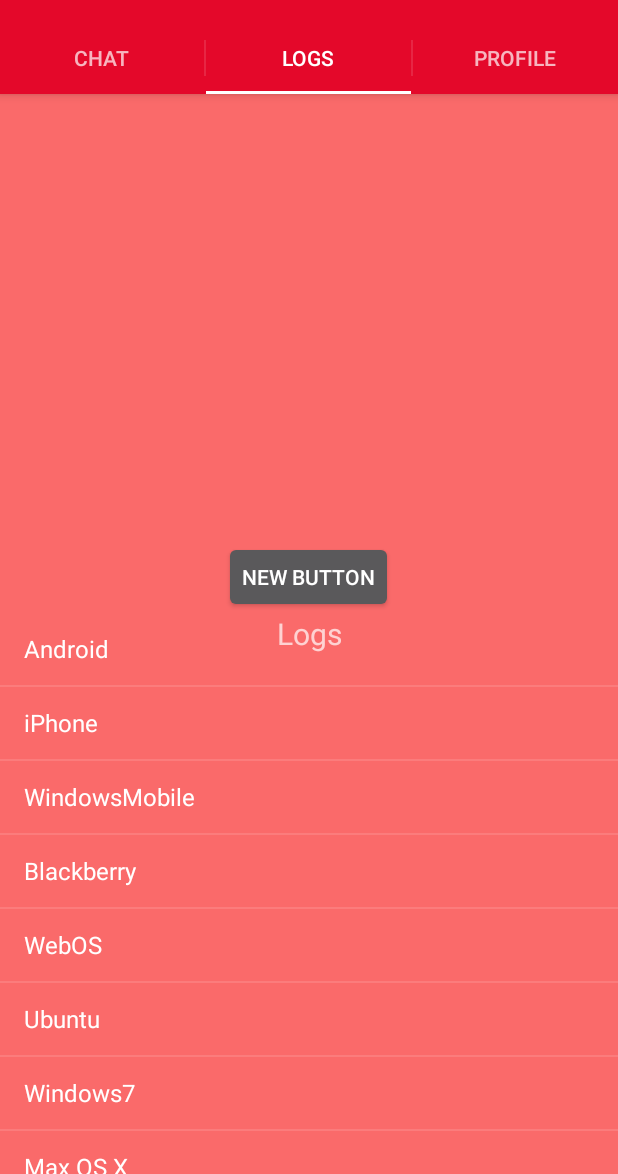
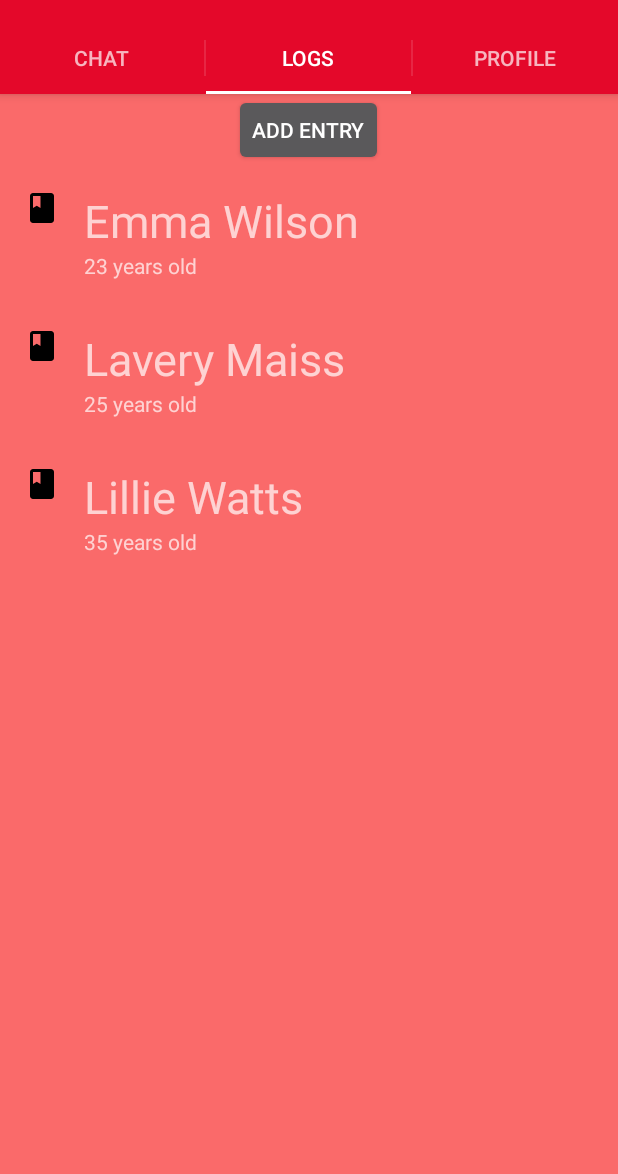
Before and after one commit to sohailykhan94/ElderCare, an Android app: the screen it shows after launch (HomeActivity2), tab 2 chosen, on a phone screen of 412 x 824 dp, the part 62-1236 px from its top. Run offline under Robolectric (Android 15) with nearby library versions, the phone set to English and light mode, and no system bars.

Commit message:
RecycleView Created

```diff
--- /dev/null
+++ b/app/src/main/java/ge/eldercare/LogEntry.java
@@ -0,0 +1,31 @@
+package ge.eldercare;
+
+/**
+ * Created by Tejas on 19-Apr-16.
+ */
+public class LogEntry {
+    String title;
+
+    public String getContent() {
+        return content;
+    }
+
+    public void setContent(String content) {
+        this.content = content;
+    }
+
+    public String getTitle() {
+        return title;
+    }
+
+    public void setTitle(String title) {
+        this.title = title;
+    }
+
+    String content;
+
+    LogEntry(String title, String content) {
+        this.title = title;
+        this.content = content;
+    }
+}
--- a/app/src/main/java/ge/eldercare/LogsFragment.java
+++ b/app/src/main/java/ge/eldercare/LogsFragment.java
@@ -3,6 +3,8 @@ package ge.eldercare;
 
 import android.os.Bundle;
 import android.support.v4.app.Fragment;
+import android.support.v7.widget.LinearLayoutManager;
+import android.support.v7.widget.RecyclerView;
 import android.view.LayoutInflater;
 import android.view.View;
 import android.view.ViewGroup;
@@ -11,14 +13,18 @@ import android.widget.ArrayAdapter;
 import android.widget.ListView;
 import android.widget.Toast;
 
+import java.util.ArrayList;
+import java.util.List;
+
 import ge.eldercare.R;
+import ge.eldercare.adapters.LogAdapter;
 
 /**
  * Created by sohailyarkhan on 18/04/16.
  */
 public class LogsFragment extends Fragment {
 
-    private ListView chatList;
+    private List<LogEntry> entries;
 
     @Override
     public View onCreateView(LayoutInflater inflater, ViewGroup container,
@@ -31,41 +37,20 @@ public class LogsFragment extends Fragment {
     @Override
     public void onViewCreated(View view, Bundle savedInstanceState){
         super.onViewCreated(view,savedInstanceState);
-        String[] values = new String[] { "Android", "iPhone", "WindowsMobile",
-                "Blackberry", "WebOS", "Ubuntu", "Windows7", "Max OS X",
-                "Linux", "OS/2", "Ubuntu", "Windows7", "Max OS X", "Linux",
-                "OS/2", "Ubuntu", "Windows7", "Max OS X", "Linux", "OS/2",
-                "Android", "iPhone", "WindowsMobile" };
+        RecyclerView rv = (RecyclerView)getView().findViewById(R.id.rv);
+        LinearLayoutManager llm = new LinearLayoutManager(getContext());
+        rv.setLayoutManager(llm);
+        initializeData();
+        LogAdapter adapter = new LogAdapter(entries);
+        rv.setAdapter(adapter);
+    }
 
-        chatList = (ListView)getView().findViewById(R.id.chatList);
-
-        ArrayAdapter<String> adapter = new ArrayAdapter<String>(getActivity(),
-                android.R.layout.simple_list_item_1, android.R.id.text1, values);
-        chatList.setAdapter(adapter);
-        chatList.setOnItemClickListener(new AdapterView.OnItemClickListener() {
-
-            @Override
-            public void onItemClick(AdapterView<?> parent, View view,
-                                    int position, long id) {
-
-                // ListView Clicked item index
-                int itemPosition = position;
-
-                // ListView Clicked item value
-                String itemValue = (String) chatList.getItemAtPosition(position);
-
-                // Show Alert
-                Toast.makeText(getActivity().getApplicationContext(),
-                        "Position :" + itemPosition + "  ListItem : " + itemValue, Toast.LENGTH_LONG)
-                        .show();
-
-            }
-
-        });
-
+    private void initializeData(){
+        entries = new ArrayList<>();
+        entries.add(new LogEntry("Emma Wilson", "23 years old"));
+        entries.add(new LogEntry("Lavery Maiss", "25 years old"));
+        entries.add(new LogEntry("Lillie Watts", "35 years old"));
     }
 
 
-
-
 }
--- /dev/null
+++ b/app/src/main/java/ge/eldercare/adapters/LogAdapter.java
@@ -0,0 +1,57 @@
+package ge.eldercare.adapters;
+
+import android.support.v7.widget.RecyclerView;
+import android.view.LayoutInflater;
+import android.view.View;
+import android.view.ViewGroup;
+import android.widget.ImageView;
+import android.widget.TextView;
+
+import java.util.List;
+
+import ge.eldercare.LogEntry;
+import ge.eldercare.R;
+
+/**
+ * Created by Tejas on 19-Apr-16.
+ */
+public class LogAdapter extends RecyclerView.Adapter<LogAdapter.LogViewHolder>{
+
+    List<LogEntry> logs;
+
+    public LogAdapter(List<LogEntry> logs){
+        this.logs = logs;
+    }
+
+    @Override
+    public LogViewHolder onCreateViewHolder(ViewGroup parent, int viewType) {
+        View v = LayoutInflater.from(parent.getContext()).inflate(R.layout.log_template, parent, false);
+        LogViewHolder lvh = new LogViewHolder(v);
+        return lvh;
+    }
+
+    @Override
+    public void onBindViewHolder(LogViewHolder holder, int i) {
+        holder.logTitle.setText(logs.get(i).getTitle());
+        holder.logContent.setText(logs.get(i).getContent());
+        holder.logIcon.setImageResource(R.drawable.ic_class_24dp);
+    }
+
+    @Override
+    public int getItemCount() {
+        return logs.size();
+    }
+
+    public static class LogViewHolder extends RecyclerView.ViewHolder {
+        TextView logTitle;
+        TextView logContent;
+        ImageView logIcon;
+
+        LogViewHolder(View itemView) {
+            super(itemView);
+            logTitle = (TextView)itemView.findViewById(R.id.card_title);
+            logContent = (TextView)itemView.findViewById(R.id.card_text);
+            logIcon = (ImageView)itemView.findViewById(R.id.card_photo);
+        }
+    }
+}
--- /dev/null
+++ b/app/src/main/res/drawable/ic_class_24dp.xml
@@ -0,0 +1,9 @@
+<vector xmlns:android="http://schemas.android.com/apk/res/android"
+        android:width="24dp"
+        android:height="24dp"
+        android:viewportWidth="24.0"
+        android:viewportHeight="24.0">
+    <path
+        android:fillColor="#FF000000"
+        android:pathData="M18,2H6c-1.1,0 -2,0.9 -2,2v16c0,1.1 0.9,2 2,2h12c1.1,0 2,-0.9 2,-2V4c0,-1.1 -0.9,-2 -2,-2zM6,4h5v8l-2.5,-1.5L6,12V4z"/>
+</vector>
--- /dev/null
+++ b/app/src/main/res/layout/log_template.xml
@@ -0,0 +1,43 @@
+<?xml version="1.0" encoding="utf-8"?>
+<RelativeLayout xmlns:android="http://schemas.android.com/apk/res/android"
+    android:layout_width="match_parent"
+    android:layout_height="wrap_content">
+
+    <RelativeLayout
+        android:layout_width="match_parent"
+        android:layout_height="wrap_content">
+        <RelativeLayout
+            android:layout_width="match_parent"
+            android:layout_height="wrap_content"
+            android:padding="16dp">
+
+            <ImageView
+                android:layout_width="wrap_content"
+                android:layout_height="wrap_content"
+                android:id="@+id/card_photo"
+                android:layout_alignParentLeft="true"
+                android:layout_alignParentTop="true"
+                android:layout_marginRight="16dp"
+                android:src="@drawable/ic_class_24dp" />
+
+            <TextView
+                android:layout_width="wrap_content"
+                android:layout_height="wrap_content"
+                android:id="@+id/card_title"
+                android:layout_toRightOf="@+id/card_photo"
+                android:layout_alignParentTop="true"
+                android:textSize="30sp"
+                android:autoText="false"
+                android:text="Hi" />
+
+            <TextView
+                android:layout_width="wrap_content"
+                android:layout_height="wrap_content"
+                android:id="@+id/card_text"
+                android:layout_toRightOf="@+id/card_photo"
+                android:layout_below="@+id/card_title"
+                android:text="hi" />
+
+        </RelativeLayout>
+    </RelativeLayout>
+</RelativeLayout>
--- a/app/src/main/res/layout/logs_fragment.xml
+++ b/app/src/main/res/layout/logs_fragment.xml
@@ -5,29 +5,17 @@
     android:orientation="vertical"
     android:background="#fa6a6a" >
 
-    <TextView android:layout_width="fill_parent"
-        android:layout_height="wrap_content"
-        android:gravity="center"
-        android:text="Logs"
-        android:textSize="20dp"
-        android:layout_centerInParent="true"
-        android:id="@+id/textView3" />
-
-    <ListView
-        android:layout_width="wrap_content"
-        android:layout_height="wrap_content"
-        android:id="@+id/chatList"
-        android:layout_alignParentBottom="true"
-        android:layout_centerHorizontal="true"
-        android:layout_alignTop="@+id/textView3" />
-
     <Button
         android:layout_width="wrap_content"
         android:layout_height="wrap_content"
-        android:text="New Button"
-        android:id="@+id/AddSome"
-        android:layout_above="@+id/textView3"
-        android:layout_centerHorizontal="true" />
+        android:layout_centerHorizontal="true"
+        android:text="Add Entry"
+        android:id="@+id/addSome" />
 
+    <android.support.v7.widget.RecyclerView
+        android:layout_width="match_parent"
+        android:layout_height="wrap_content"
+        android:id="@+id/rv"
+        android:layout_below="@+id/addSome" />
 
 </RelativeLayout>
```
